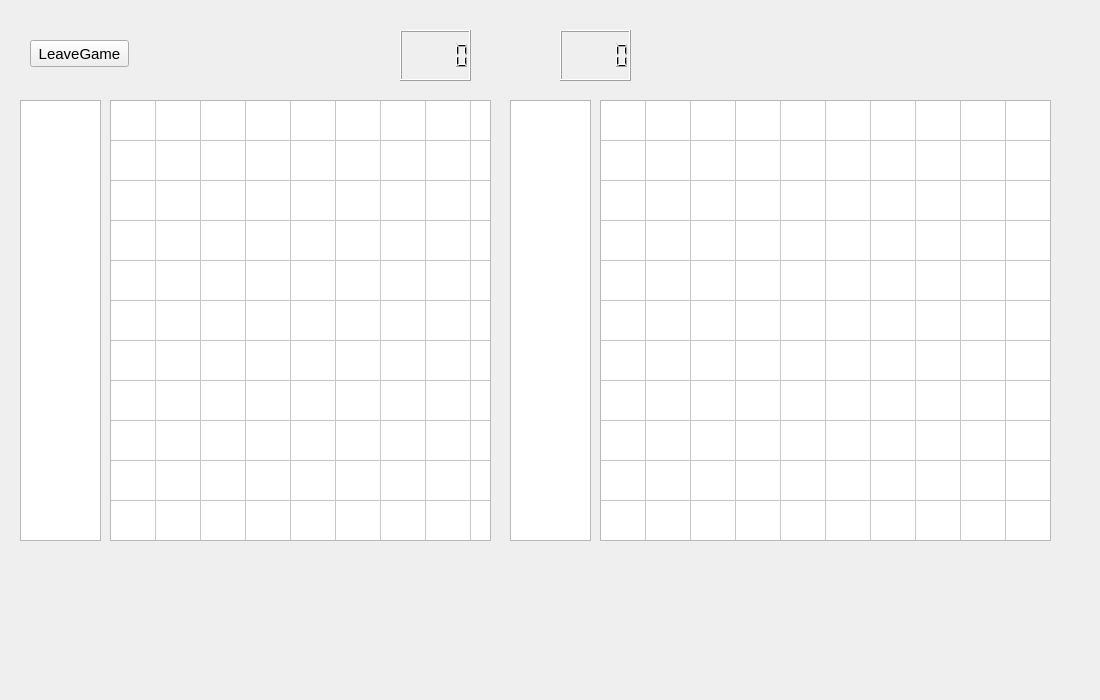
Old version of the form LeagueScreen.ui in the repository walsh06/BasketballManager.
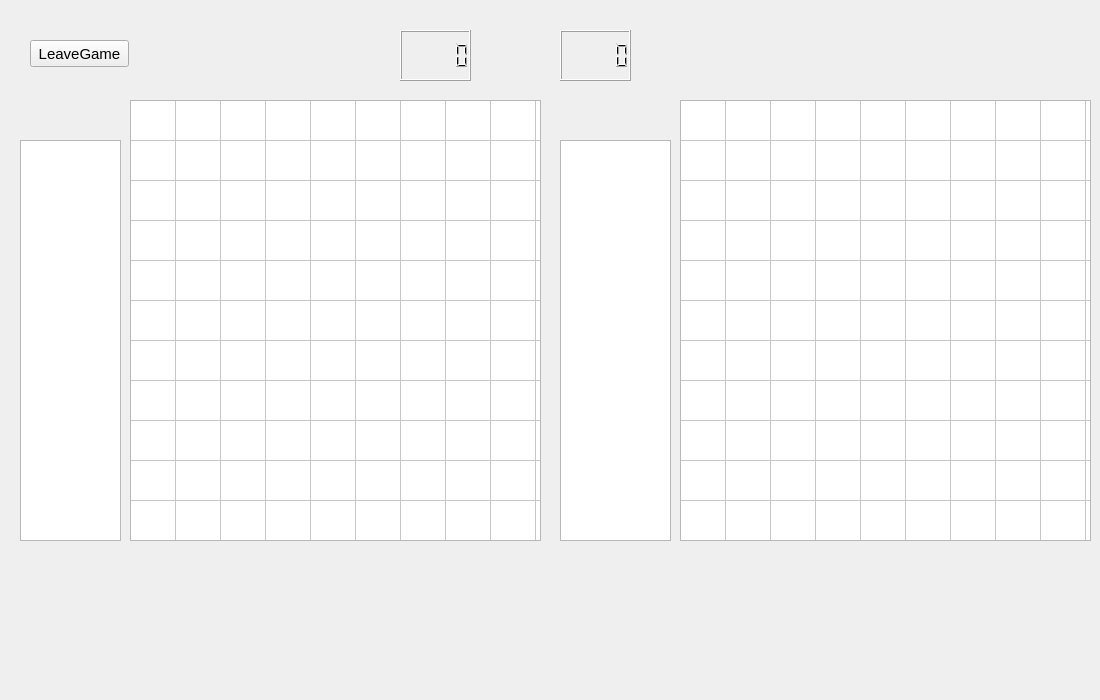
New version of the form. The open tabs and pages were chosen to show the change. Custom widgets are drawn as their Qt base class.

Commit message: Added finish game, updated post game screen, fixed user game bug

Diff of the .ui file:
```diff
--- a/LeagueScreen.ui
+++ b/LeagueScreen.ui
@@ -23,7 +23,7 @@
     <rect>
      <x>0</x>
      <y>0</y>
-     <width>1100</width>
+     <width>1150</width>
      <height>700</height>
     </rect>
    </property>
@@ -495,9 +495,9 @@
     <widget class="QTableWidget" name="statsOne">
      <property name="geometry">
       <rect>
-       <x>110</x>
+       <x>130</x>
        <y>100</y>
-       <width>381</width>
+       <width>411</width>
        <height>441</height>
       </rect>
      </property>
@@ -551,28 +551,65 @@
      <property name="geometry">
       <rect>
        <x>20</x>
-       <y>100</y>
-       <width>81</width>
-       <height>441</height>
+       <y>140</y>
+       <width>101</width>
+       <height>401</height>
       </rect>
      </property>
+     <property name="font">
+      <font>
+       <pointsize>14</pointsize>
+      </font>
+     </property>
+     <property name="verticalScrollBarPolicy">
+      <enum>Qt::ScrollBarAlwaysOff</enum>
+     </property>
+     <property name="horizontalScrollBarPolicy">
+      <enum>Qt::ScrollBarAlwaysOff</enum>
+     </property>
+     <property name="gridSize">
+      <size>
+       <width>0</width>
+       <height>40</height>
+      </size>
+     </property>
+     <property name="modelColumn">
+      <number>0</number>
+     </property>
     </widget>
     <widget class="QListWidget" name="playersTwo">
      <property name="geometry">
       <rect>
-       <x>510</x>
-       <y>100</y>
-       <width>81</width>
-       <height>441</height>
+       <x>560</x>
+       <y>140</y>
+       <width>111</width>
+       <height>401</height>
       </rect>
      </property>
+     <property name="font">
+      <font>
+       <pointsize>14</pointsize>
+      </font>
+     </property>
+     <property name="verticalScrollBarPolicy">
+      <enum>Qt::ScrollBarAlwaysOff</enum>
+     </property>
+     <property name="horizontalScrollBarPolicy">
+      <enum>Qt::ScrollBarAlwaysOff</enum>
+     </property>
+     <property name="gridSize">
+      <size>
+       <width>0</width>
+       <height>40</height>
+      </size>
+     </property>
     </widget>
     <widget class="QTableWidget" name="statsTwo">
      <property name="geometry">
       <rect>
-       <x>600</x>
+       <x>680</x>
        <y>100</y>
-       <width>451</width>
+       <width>411</width>
        <height>441</height>
       </rect>
      </property>
```
The commit also changes 7 other files.
